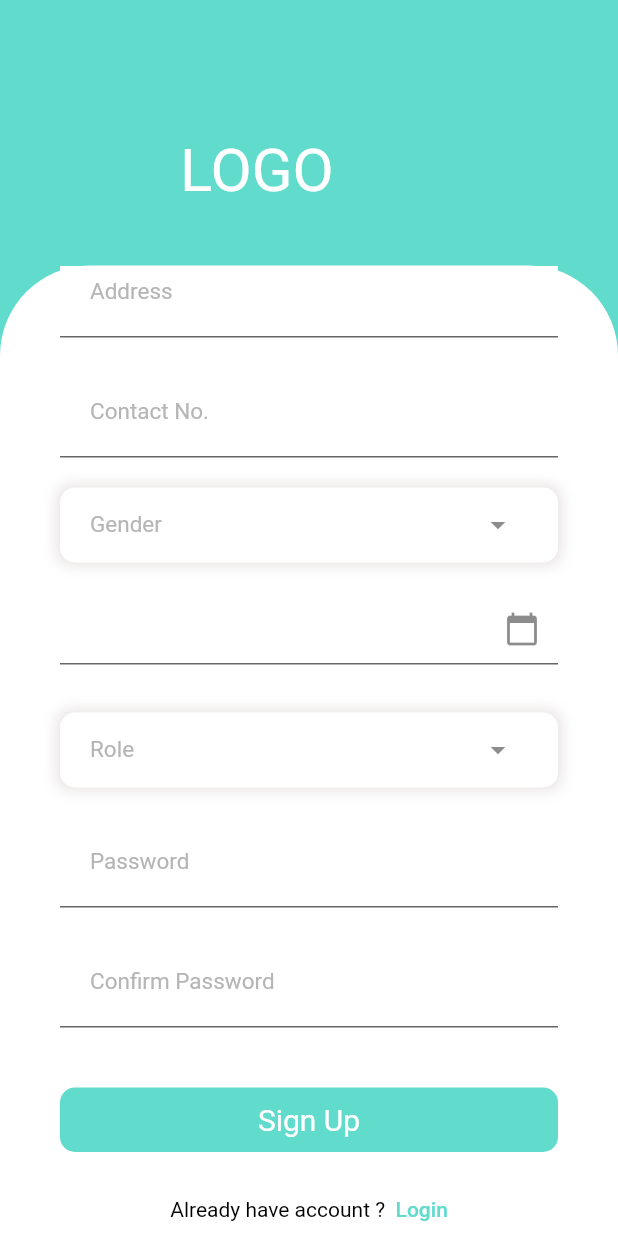
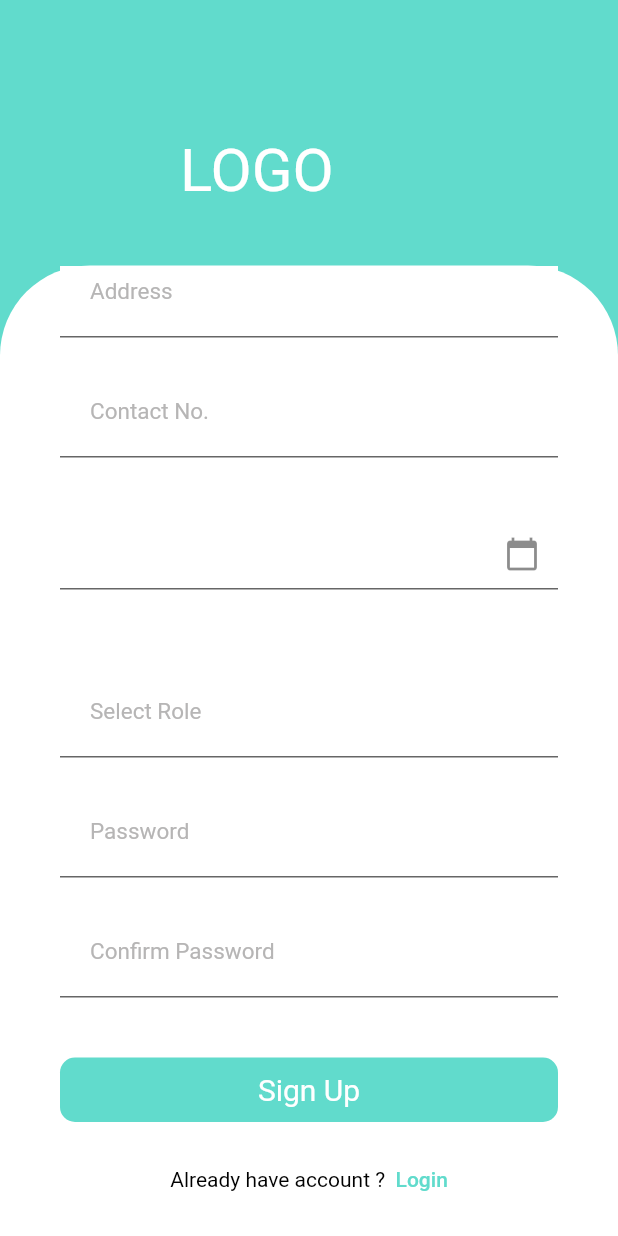
Before and after one commit to Anushastha/EnterpriseProject, a Flutter app: the RegisterWidget screen opened by its route, scrolled down 361 dp, on a phone screen of 412 x 824 dp. Run offline on Flutter 3.47's test engine with Material 2 defaults, Android fonts, the phone set to English and light mode, and no system bars; drawn by our look-alikes of loading_overlay; our stand-ins replace cloud_firestore, dio, firebase_auth, firebase_core, firebase_database, fluttertoast and 6 more; missing offline and left inert: control_style, dob_input_field; accounts and stored records are empty; project files that could hold a hidden picture were left out.

Commit message:
Dropdown error, Null error solved

```diff
--- a/enterprise_project/lib/custom/button/custom_dropdown.dart
+++ b/enterprise_project/lib/custom/button/custom_dropdown.dart
@@ -1,122 +1,122 @@
-import 'package:control_style/decorated_input_border.dart';
-import 'package:dropdown_button2/dropdown_button2.dart';
-import 'package:flutter/material.dart';
+// import 'package:control_style/decorated_input_border.dart';
+// import 'package:dropdown_button2/dropdown_button2.dart';
+// import 'package:flutter/material.dart';
 
-import '../theme.dart';
+// import '../theme.dart';
 
-class CustomDropDown extends StatelessWidget {
-  final String? Function(String?)? validator;
-  final String? hint;
-  final String lableText;
-  final List<String> dropdownItems;
-  final ValueChanged<String?>? onChanged;
+// class CustomDropDown extends StatelessWidget {
+//   final String? Function(String?)? validator;
+//   final String? hint;
+//   final String lableText;
+//   final List<String> dropdownItems;
+//   final ValueChanged<String?>? onChanged;
 
-  CustomDropDown(
-      {super.key,
-      this.validator,
-      this.hint,
-      required this.lableText,
-      required this.dropdownItems,
-      this.onChanged});
+//   CustomDropDown(
+//       {super.key,
+//       this.validator,
+//       this.hint,
+//       required this.lableText,
+//       required this.dropdownItems,
+//       this.onChanged});
 
-  String? selectedValue;
+//   String? selectedValue;
 
-  @override
-  Widget build(BuildContext context) {
-    return Container(
-      // height: 60,
-      decoration: BoxDecoration(
-        borderRadius: BorderRadius.circular(10),
-        boxShadow: [
-          BoxShadow(
-            color: CustomTheme.shadowColor,
-            blurRadius: 7,
-            spreadRadius: 2.2,
-          ),
-        ],
-      ),
-      child: Column(
-        mainAxisAlignment: MainAxisAlignment.center,
-        children: [
-          DropdownButtonFormField2<String>(
-            isExpanded: true,
-            decoration: InputDecoration(
-                border: OutlineInputBorder(
-                  borderRadius: BorderRadius.all(Radius.circular(10.0)),
-                  borderSide: BorderSide(
-                    width: 0,
-                    style: BorderStyle.none,
-                  ),
-                ),
-                disabledBorder: InputBorder.none,
-                filled: true,
-                fillColor: CustomTheme.whiteText,
-                contentPadding: EdgeInsets.symmetric(
-                  horizontal: 20,
-                  vertical: 13,
-                ),
-                label: Text(
-                  lableText,
-                  style: TextStyle(fontSize: 15, color: CustomTheme.lightText),
-                ),
-                // prefixIcon: widget.prefixIcon,
-                // suffixIcon: widget.suffixIcon,
+//   @override
+//   Widget build(BuildContext context) {
+//     return Container(
+//       // height: 60,
+//       decoration: BoxDecoration(
+//         borderRadius: BorderRadius.circular(10),
+//         boxShadow: [
+//           BoxShadow(
+//             color: CustomTheme.shadowColor,
+//             blurRadius: 7,
+//             spreadRadius: 2.2,
+//           ),
+//         ],
+//       ),
+//       child: Column(
+//         mainAxisAlignment: MainAxisAlignment.center,
+//         children: [
+//           DropdownButtonFormField2<String>(
+//             isExpanded: true,
+//             decoration: InputDecoration(
+//                 border: OutlineInputBorder(
+//                   borderRadius: BorderRadius.all(Radius.circular(10.0)),
+//                   borderSide: BorderSide(
+//                     width: 0,
+//                     style: BorderStyle.none,
+//                   ),
+//                 ),
+//                 disabledBorder: InputBorder.none,
+//                 filled: true,
+//                 fillColor: CustomTheme.whiteText,
+//                 contentPadding: EdgeInsets.symmetric(
+//                   horizontal: 20,
+//                   vertical: 13,
+//                 ),
+//                 label: Text(
+//                   lableText,
+//                   style: TextStyle(fontSize: 15, color: CustomTheme.lightText),
+//                 ),
+//                 // prefixIcon: widget.prefixIcon,
+//                 // suffixIcon: widget.suffixIcon,
 
-                hintText: hint,
-                hintStyle: TextStyle(
-                  fontSize: 15,
-                  color: CustomTheme.lightText,
-                )),
-            // hint: Text(
-            //   'Select Your Gender',
-            //   style: TextStyle(
-            //     fontSize: 14,
-            //     color: CustomTheme.lightText,
-            //   ),
-            // ),
-            items: dropdownItems
-                .map((item) => DropdownMenuItem<String>(
-                      value: item,
-                      child: Text(
-                        item,
-                        style: const TextStyle(
-                          fontSize: 14,
-                        ),
-                      ),
-                    ))
-                .toList(),
-            validator: validator,
+//                 hintText: hint,
+//                 hintStyle: TextStyle(
+//                   fontSize: 15,
+//                   color: CustomTheme.lightText,
+//                 )),
+//             // hint: Text(
+//             //   'Select Your Gender',
+//             //   style: TextStyle(
+//             //     fontSize: 14,
+//             //     color: CustomTheme.lightText,
+//             //   ),
+//             // ),
+//             items: dropdownItems
+//                 .map((item) => DropdownMenuItem<String>(
+//                       value: item,
+//                       child: Text(
+//                         item,
+//                         style: const TextStyle(
+//                           fontSize: 14,
+//                         ),
+//                       ),
+//                     ))
+//                 .toList(),
+//             validator: validator,
 
-            onChanged: (value) {
-              // setState(() {
-              //   selectedValue = value;
-              // });
-              onChanged?.call(value);
-            },
-            onSaved: (value) {
-              selectedValue = value.toString();
-            },
-            buttonStyleData: const ButtonStyleData(
-              padding: EdgeInsets.only(right: 8),
-            ),
-            iconStyleData: const IconStyleData(
-              icon: Icon(
-                Icons.arrow_drop_down,
-                color: Colors.black45,
-              ),
-              iconSize: 24,
-            ),
-            dropdownStyleData: DropdownStyleData(
-              decoration: BoxDecoration(
-                borderRadius: BorderRadius.circular(15),
-              ),
-            ),
-            menuItemStyleData: const MenuItemStyleData(
-              padding: EdgeInsets.symmetric(horizontal: 16),
-            ),
-          ),
-        ],
-      ),
-    );
-  }
-}
+//             onChanged: (value) {
+//               // setState(() {
+//               //   selectedValue = value;
+//               // });
+//               onChanged?.call(value);
+//             },
+//             onSaved: (value) {
+//               selectedValue = value.toString();
+//             },
+//             buttonStyleData: const ButtonStyleData(
+//               padding: EdgeInsets.only(right: 8),
+//             ),
+//             iconStyleData: const IconStyleData(
+//               icon: Icon(
+//                 Icons.arrow_drop_down,
+//                 color: Colors.black45,
+//               ),
+//               iconSize: 24,
+//             ),
+//             dropdownStyleData: DropdownStyleData(
+//               decoration: BoxDecoration(
+//                 borderRadius: BorderRadius.circular(15),
+//               ),
+//             ),
+//             menuItemStyleData: const MenuItemStyleData(
+//               padding: EdgeInsets.symmetric(horizontal: 16),
+//             ),
+//           ),
+//         ],
+//       ),
+//     );
+//   }
+// }
--- a/enterprise_project/lib/features/rescueTeam/addTeam.dart
+++ b/enterprise_project/lib/features/rescueTeam/addTeam.dart
@@ -554,29 +554,29 @@ class _AddTeamState extends State<AddTeam> {
                       },
                     ),
                     SizedBox(height: 16.0),
-                    DropdownButtonFormField<String>(
-                      value: selectedGender,
-                      onChanged: (value) {
-                        setState(() {
-                          selectedGender = value;
-                        });
-                      },
-                      decoration: InputDecoration(
-                        labelText: 'Gender',
-                        filled: true,
-                        fillColor: Colors.grey[200],
-                        border: OutlineInputBorder(
-                          borderRadius: BorderRadius.circular(8.0),
-                          borderSide: BorderSide.none,
-                        ),
-                      ),
-                      items: ['Male', 'Female', 'Other'].map((gender) {
-                        return DropdownMenuItem<String>(
-                          value: gender,
-                          child: Text(gender),
-                        );
-                      }).toList(),
-                    ),
+                    // DropdownButtonFormField<String>(
+                    //   value: selectedGender,
+                    //   onChanged: (value) {
+                    //     setState(() {
+                    //       selectedGender = value;
+                    //     });
+                    //   },
+                    //   decoration: InputDecoration(
+                    //     labelText: 'Gender',
+                    //     filled: true,
+                    //     fillColor: Colors.grey[200],
+                    //     border: OutlineInputBorder(
+                    //       borderRadius: BorderRadius.circular(8.0),
+                    //       borderSide: BorderSide.none,
+                    //     ),
+                    //   ),
+                    //   items: ['Male', 'Female', 'Other'].map((gender) {
+                    //     return DropdownMenuItem<String>(
+                    //       value: gender,
+                    //       child: Text(gender),
+                    //     );
+                    //   }).toList(),
+                    // ),
                     SizedBox(height: 16.0),
                     TextFormField(
                       controller: rescuedepartmentController,
--- a/enterprise_project/lib/features/rescueTeam/team.dart
+++ b/enterprise_project/lib/features/rescueTeam/team.dart
@@ -17,12 +17,15 @@ class _TeamScreenState extends State<TeamScreen> {
   @override
   void initState() {
     super.initState();
-    _getCurrentUser();
-    _fetchRegisteredUsers();
+    WidgetsBinding.instance.addPostFrameCallback((_) {
+      _getCurrentUser();
+      _fetchRegisteredUsers();
+    });
   }
 
   Future<void> _getCurrentUser() async {
-    _currentUser = FirebaseAuth.instance.currentUser!;
+    if (FirebaseAuth.instance.currentUser != null)
+      _currentUser = FirebaseAuth.instance.currentUser!;
   }
 
   Future<void> _fetchRegisteredUsers() async {
@@ -74,7 +77,8 @@ class _TeamScreenState extends State<TeamScreen> {
                       .delete();
 
                   setState(() {
-                    _registeredUsers.removeWhere((user) => user.contactNo == contactNo);
+                    _registeredUsers
+                        .removeWhere((user) => user.contactNo == contactNo);
                   });
 
                   ScaffoldMessenger.of(context).showSnackBar(
--- a/enterprise_project/lib/features/user/screens/register.dart
+++ b/enterprise_project/lib/features/user/screens/register.dart
@@ -154,21 +154,21 @@ class _RegisterWidgetState extends State<RegisterWidget> {
                                 SizedBox(
                                   height: 20,
                                 ),
-                                CustomDropDown(
-                                    lableText: "Gender",
-                                    hint: "Select Gender",
-                                    dropdownItems: ['Male', 'Female', 'Others'],
-                                    validator: (value) {
-                                      if (value == null || value.isEmpty) {
-                                        return "Gender is required";
-                                      }
-                                      return null;
-                                    },
-                                    onChanged: (value) {
-                                      setState(() {
-                                        _selectedGender = value;
-                                      });
-                                    }),
+                                // CustomDropDown(
+                                //     lableText: "Gender",
+                                //     hint: "Select Gender",
+                                //     dropdownItems: ['Male', 'Female', 'Others'],
+                                //     validator: (value) {
+                                //       if (value == null || value.isEmpty) {
+                                //         return "Gender is required";
+                                //       }
+                                //       return null;
+                                //     },
+                                //     onChanged: (value) {
+                                //       setState(() {
+                                //         _selectedGender = value;
+                                //       });
+                                //     }),
                                 SizedBox(
                                   height: 20,
                                 ),
@@ -209,21 +209,34 @@ class _RegisterWidgetState extends State<RegisterWidget> {
                                 SizedBox(
                                   height: 20,
                                 ),
-                                CustomDropDown(
-                                    lableText: "Role",
-                                    hint: "Select role",
-                                    dropdownItems: ['User', 'Rescue'],
+
+                                CustomTextField(
+                                  lableText: "Select Role",
+                                  // hintText: "Rescuer or user",
+                                  controller: _firstName,
                                   validator: (value) {
                                     if (value == null || value.isEmpty) {
                                       return "Role is required";
                                     }
                                     return null;
                                   },
-                                    onChanged: (value) {
-                                      setState(() {
-                                        _selectedRole = value;
-                                      });
-                                    }),
+                                ),
+
+                                // CustomDropDown(
+                                //     lableText: "Role",
+                                //     hint: "Select role",
+                                //     dropdownItems: ['User', 'Rescue'],
+                                //     validator: (value) {
+                                //       if (value == null || value.isEmpty) {
+                                //         return "Role is required";
+                                //       }
+                                //       return null;
+                                //     },
+                                //     onChanged: (value) {
+                                //       setState(() {
+                                //         _selectedRole = value;
+                                //       });
+                                //     }),
                                 CustomTextField(
                                   lableText: "Password",
                                   // hintText: "Password",
```
Also changed, not shown: enterprise_project/lib/features/rescueTeam/services/fcm_services.dart (added), enterprise_project/lib/features/rescueTeam/services/firebase_message.dart (added), enterprise_project/lib/features/rescueTeam/services/notification_services.dart (added). Lines whose indentation alone changed are shown as unchanged.
